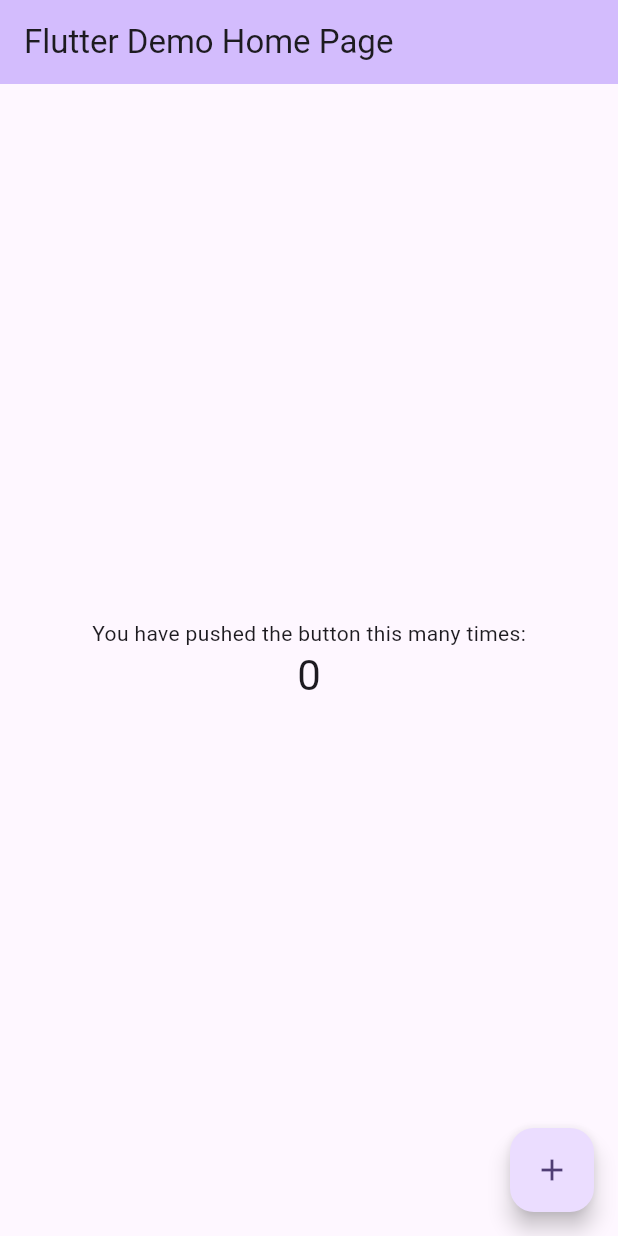
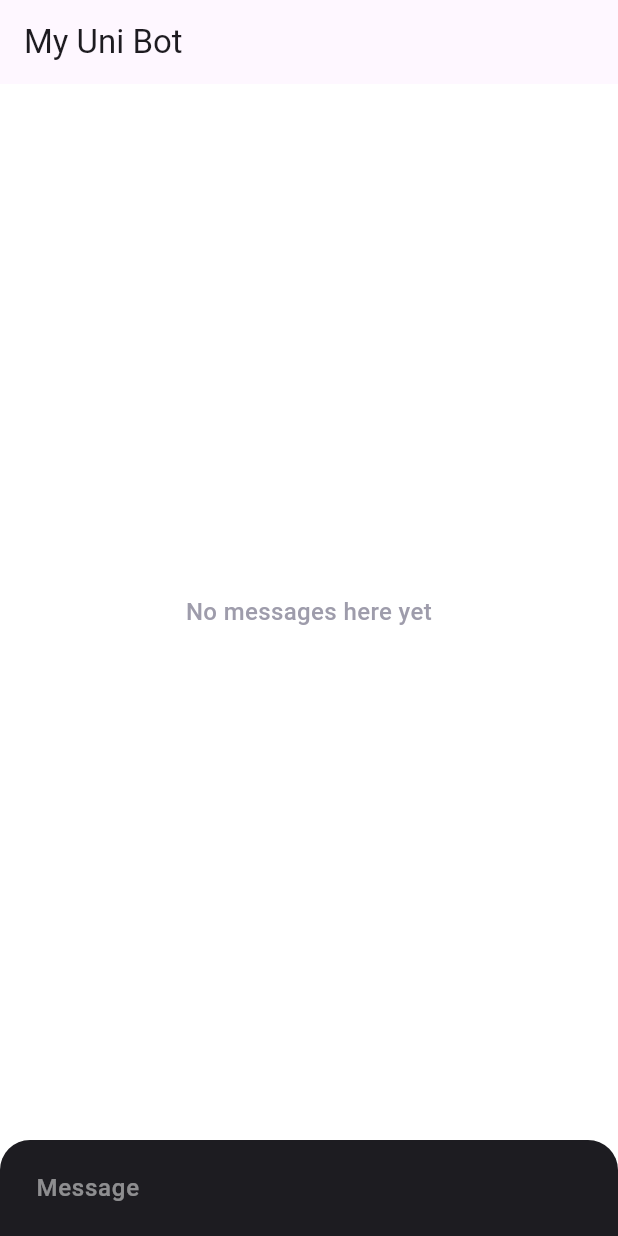
Before and after one commit to KadePham/DragonFly_Uni_Chatbot, a Flutter app: the screen it shows after launch, on a phone screen of 412 x 824 dp. Run offline on Flutter 3.47's test engine with Material 3 defaults, Android fonts, the phone set to English and light mode, and no system bars; our stand-ins replace flutter_chat_types, flutter_chat_ui.

Commit message:
Done Base Logic + Basic UI

```diff
--- a/mobile/lib/main.dart
+++ b/mobile/lib/main.dart
@@ -1,4 +1,7 @@
 import 'package:flutter/material.dart';
+import 'package:provider/provider.dart';
+import 'screens/chat_screen.dart';
+import 'providers/chat_provider.dart';
 
 void main() {
   runApp(const MyApp());
@@ -7,115 +10,21 @@ void main() {
 class MyApp extends StatelessWidget {
   const MyApp({super.key});
 
-  // This widget is the root of your application.
   @override
   Widget build(BuildContext context) {
-    return MaterialApp(
-      title: 'Flutter Demo',
-      theme: ThemeData(
-        // This is the theme of your application.
-        //
-        // TRY THIS: Try running your application with "flutter run". You'll see
-        // the application has a purple toolbar. Then, without quitting the app,
-        // try changing the seedColor in the colorScheme below to Colors.green
-        // and then invoke "hot reload" (save your changes or press the "hot
-        // reload" button in a Flutter-supported IDE, or press "r" if you used
-        // the command line to start the app).
-        //
-        // Notice that the counter didn't reset back to zero; the application
-        // state is not lost during the reload. To reset the state, use hot
-        // restart instead.
-        //
-        // This works for code too, not just values: Most code changes can be
-        // tested with just a hot reload.
-        colorScheme: .fromSeed(seedColor: Colors.deepPurple),
-      ),
-      home: const MyHomePage(title: 'Flutter Demo Home Page'),
-    );
-  }
-}
-
-class MyHomePage extends StatefulWidget {
-  const MyHomePage({super.key, required this.title});
-
-  // This widget is the home page of your application. It is stateful, meaning
-  // that it has a State object (defined below) that contains fields that affect
-  // how it looks.
-
-  // This class is the configuration for the state. It holds the values (in this
-  // case the title) provided by the parent (in this case the App widget) and
-  // used by the build method of the State. Fields in a Widget subclass are
-  // always marked "final".
-
-  final String title;
-
-  @override
-  State<MyHomePage> createState() => _MyHomePageState();
-}
-
-class _MyHomePageState extends State<MyHomePage> {
-  int _counter = 0;
-
-  void _incrementCounter() {
-    setState(() {
-      // This call to setState tells the Flutter framework that something has
-      // changed in this State, which causes it to rerun the build method below
-      // so that the display can reflect the updated values. If we changed
-      // _counter without calling setState(), then the build method would not be
-      // called again, and so nothing would appear to happen.
-      _counter++;
-    });
-  }
-
-  @override
-  Widget build(BuildContext context) {
-    // This method is rerun every time setState is called, for instance as done
-    // by the _incrementCounter method above.
-    //
-    // The Flutter framework has been optimized to make rerunning build methods
-    // fast, so that you can just rebuild anything that needs updating rather
-    // than having to individually change instances of widgets.
-    return Scaffold(
-      appBar: AppBar(
-        // TRY THIS: Try changing the color here to a specific color (to
-        // Colors.amber, perhaps?) and trigger a hot reload to see the AppBar
-        // change color while the other colors stay the same.
-        backgroundColor: Theme.of(context).colorScheme.inversePrimary,
-        // Here we take the value from the MyHomePage object that was created by
-        // the App.build method, and use it to set our appbar title.
-        title: Text(widget.title),
-      ),
-      body: Center(
-        // Center is a layout widget. It takes a single child and positions it
-        // in the middle of the parent.
-        child: Column(
-          // Column is also a layout widget. It takes a list of children and
-          // arranges them vertically. By default, it sizes itself to fit its
-          // children horizontally, and tries to be as tall as its parent.
-          //
-          // Column has various properties to control how it sizes itself and
-          // how it positions its children. Here we use mainAxisAlignment to
-          // center the children vertically; the main axis here is the vertical
-          // axis because Columns are vertical (the cross axis would be
-          // horizontal).
-          //
-          // TRY THIS: Invoke "debug painting" (choose the "Toggle Debug Paint"
-          // action in the IDE, or press "p" in the console), to see the
-          // wireframe for each widget.
-          mainAxisAlignment: .center,
-          children: [
-            const Text('You have pushed the button this many times:'),
-            Text(
-              '$_counter',
-              style: Theme.of(context).textTheme.headlineMedium,
-            ),
-          ],
+    return MultiProvider(
+      providers: [
+        ChangeNotifierProvider(create: (_) => ChatProvider()),
+      ],
+      child: MaterialApp(
+        title: 'My Uni Bot',
+        debugShowCheckedModeBanner: false, // Tắt chữ Debug góc phải
+        theme: ThemeData(
+          primarySwatch: Colors.blue,
+          useMaterial3: true,
         ),
-      ),
-      floatingActionButton: FloatingActionButton(
-        onPressed: _incrementCounter,
-        tooltip: 'Increment',
-        child: const Icon(Icons.add),
+        // Màn hình đầu tiên hiện lên là ChatScreen
+        home: const ChatScreen(),
       ),
     );
   }
--- /dev/null
+++ b/mobile/lib/providers/chat_provider.dart
@@ -0,0 +1,43 @@
+import 'package:flutter/material.dart';
+import 'package:flutter_chat_types/flutter_chat_types.dart' as types; // Dùng thư viện chat type
+import 'package:uuid/uuid.dart'; // Tạo ID ngẫu nhiên cho tin nhắn
+
+class ChatProvider with ChangeNotifier {
+  // Danh sách tin nhắn (State quan trọng nhất)
+  final List<types.Message> _messages = [];
+  final user = const types.User(id: 'user-123'); // Giả lập User hiện tại
+  final bot = const types.User(id: 'bot-ai', firstName: 'Trợ lý ảo'); // Giả lập Bot
+
+  List<types.Message> get messages => _messages;
+
+  // Hàm gửi tin nhắn (Logic chính)
+  void sendMessage(String text) {
+    // 1. Tạo tin nhắn của User và hiện lên ngay
+    final textMessage = types.TextMessage(
+      author: user,
+      createdAt: DateTime.now().millisecondsSinceEpoch,
+      id: const Uuid().v4(),
+      text: text,
+    );
+
+    _messages.insert(0, textMessage); // Thêm vào đầu danh sách
+    notifyListeners(); // Báo cho UI cập nhật ngay
+
+    // 2. Giả lập Bot trả lời (Sau này sẽ thay bằng gọi API thật)
+    _fakeBotResponse();
+  }
+
+  void _fakeBotResponse() async {
+    await Future.delayed(const Duration(seconds: 1)); // Giả vờ suy nghĩ 1s
+
+    final botMessage = types.TextMessage(
+      author: bot,
+      createdAt: DateTime.now().millisecondsSinceEpoch,
+      id: const Uuid().v4(),
+      text: "Chào bạn, mình là Bot (đang chạy logic giả). Server chưa kết nối nhé!",
+    );
+
+    _messages.insert(0, botMessage);
+    notifyListeners();
+  }
+}
--- /dev/null
+++ b/mobile/lib/screens/chat_screen.dart
@@ -0,0 +1,29 @@
+import 'package:flutter/material.dart';
+import 'package:flutter_chat_ui/flutter_chat_ui.dart'; // Thư viện UI xịn xò
+import 'package:provider/provider.dart';
+import '../providers/chat_provider.dart';
+
+class ChatScreen extends StatelessWidget {
+  const ChatScreen({super.key});
+
+  @override
+  Widget build(BuildContext context) {
+    // Lấy data từ Provider
+    final chatProvider = context.watch<ChatProvider>();
+
+    return Scaffold(
+      appBar: AppBar(title: const Text("My Uni Bot")),
+      body: Chat(
+        messages: chatProvider.messages, // Danh sách tin lấy từ Provider
+        onSendPressed: (partialText) {
+          // Khi bấm gửi -> Gọi hàm logic bên Provider
+          context.read<ChatProvider>().sendMessage(partialText.text);
+        },
+        user: chatProvider.user, // User hiện tại
+        theme: const DefaultChatTheme( // Giao diện mặc định
+          primaryColor: Colors.blueAccent,
+        ),
+      ),
+    );
+  }
+}
```
Also changed, not shown: mobile/pubspec.yaml (+13 -0 lines), mobile/pubspec.lock, 5 other files.
